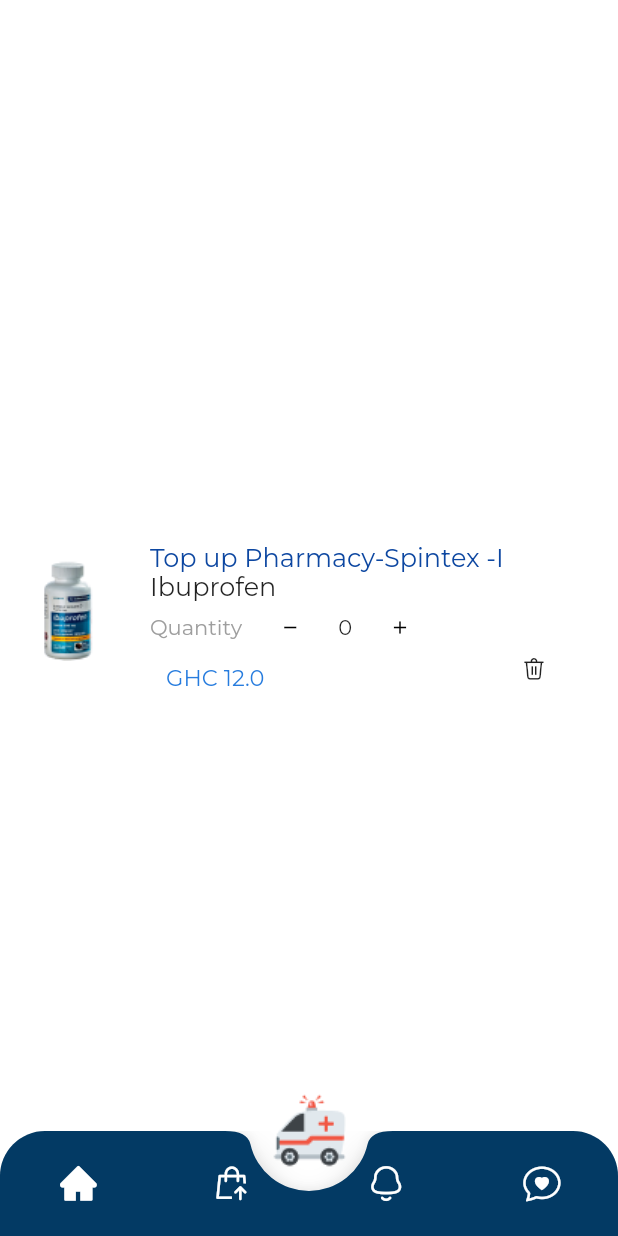
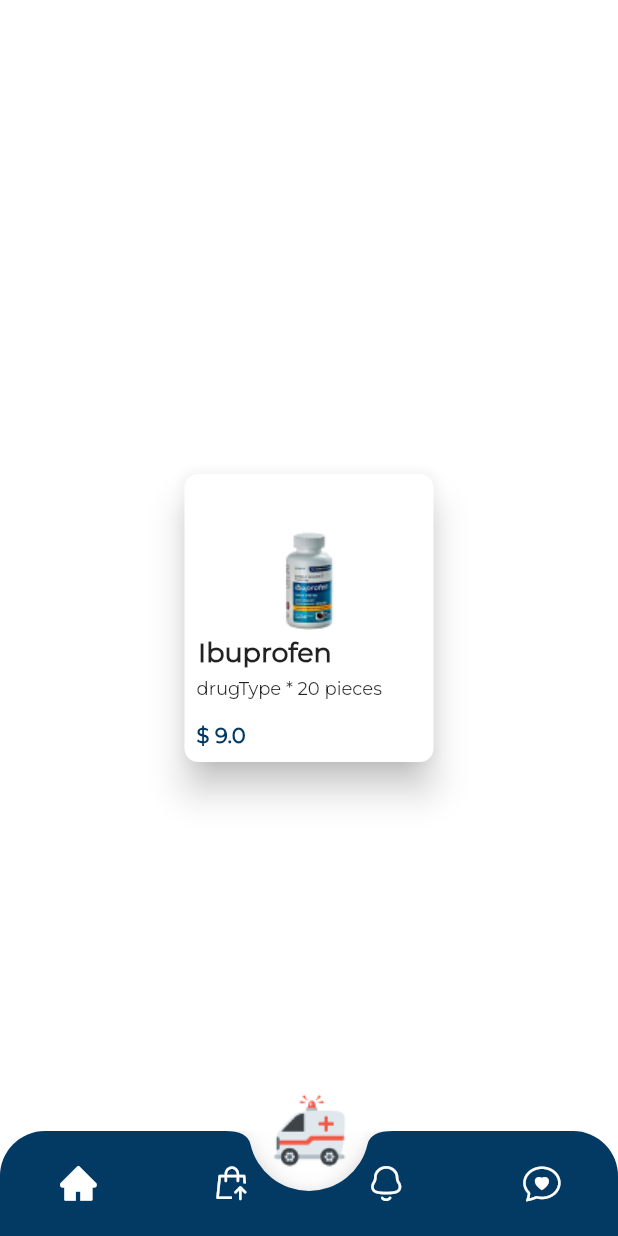
Before and after one commit to akuetteh51/ecentials, a Flutter app: the TestWidgetsScreen widget shown alone on an empty page, opened directly, on a phone screen of 412 x 824 dp. Run offline on Flutter 3.47's test engine with Material 2 defaults, Android fonts, the phone set to English and light mode, and no system bars; our stand-ins replace animated_splash_screen, flutter_neumorphic, get, shared_preferences, smooth_page_indicator; accounts and stored records are empty.

Commit message:
drug card issues fixed

```diff
--- a/lib/src/Widgets/doctorCard.dart
+++ b/lib/src/Widgets/doctorCard.dart
@@ -25,7 +25,7 @@
         shape: RoundedRectangleBorder(
           borderRadius: BorderRadius.circular(10.0),
         ),
-        color: AppColors.primaryBlueColor,
+        color: AppColors.primaryDeepColor,
         child: Center(
           child: Column(
             children: [
@@ -73,8 +73,8 @@
                         shape: MaterialStateProperty.all(
                           RoundedRectangleBorder(
                             borderRadius: BorderRadius.circular(10.0),
-                            side:
-                                BorderSide(color: AppColors.primaryGreenColor),
+                            // side:
+                            //     BorderSide(color: AppColors.primaryGreenColor),
                           ),
                         ),
                       ),
--- a/lib/src/Widgets/drugCard.dart
+++ b/lib/src/Widgets/drugCard.dart
@@ -19,13 +19,15 @@
   @override
   Widget build(BuildContext context) {
     return SizedBox(
-      height: 191.0,
+      height: 200.0,
       width: 174.0,
       child: Card(
         shape: RoundedRectangleBorder(
-          borderRadius: BorderRadius.circular(8.0),
+          borderRadius: BorderRadius.circular(9.0),
         ),
         elevation: 10,
+        child: Padding(
+          padding: EdgeInsets.all(8),
           child: Column(
             children: [
               SizedBox(
@@ -42,34 +44,44 @@
                 children: [
                   Padding(
                     padding: const EdgeInsets.fromLTRB(1, 4, 20, 0),
+                    child: Align(
+                      alignment: Alignment.centerLeft,
                       child: Text(
                         "$drugName",
-                    style: TextStyle(fontSize: 18, fontWeight: FontWeight.bold),
+                        style: TextStyle(
+                            fontSize: 18, fontWeight: FontWeight.bold),
+                      ),
                     ),
                   ),
                   Padding(
                     padding: const EdgeInsets.only(top: 5),
+                    child: Align(
+                      alignment: Alignment.centerLeft,
                       child: Text(
                         "$drugType * $quantity pieces",
                         style: TextStyle(fontSize: 12),
                       ),
                     ),
+                  ),
                   SizedBox(
                     height: 15.0,
                   ),
-                Text(
+                  Align(
+                    alignment: Alignment.centerLeft,
+                    child: Text(
                       "\$ $price",
                       style: TextStyle(
                           fontSize: 14,
                           color: AppColors.primaryDeepColor,
                           fontWeight: FontWeight.bold),
-                  textAlign: TextAlign.end,
+                    ),
                   )
                 ],
               ),
             ],
           ),
         ),
+      ),
     );
   }
 }
--- a/lib/src/screens/test_widgets_screen.dart
+++ b/lib/src/screens/test_widgets_screen.dart
@@ -2,6 +2,8 @@
 import 'package:ecentialsclone/src/Widgets/ambulanceList.dart';
 import 'package:ecentialsclone/src/Widgets/bottomNavBar.dart';
 import 'package:ecentialsclone/src/Widgets/cartCard.dart';
+import 'package:ecentialsclone/src/Widgets/doctorCard.dart';
+import 'package:ecentialsclone/src/Widgets/drugCard.dart';
 import 'package:ecentialsclone/src/Widgets/infoCard.dart';
 import 'package:ecentialsclone/src/Widgets/schoolsAttendedCard.dart';
 import 'package:flutter/material.dart';
@@ -18,12 +20,11 @@
   Widget build(BuildContext context) {
     return BottomNavBar(
       body: Center(
-        child: cartCard(
-            pharmacyName: "Top up Pharmacy-Spintex",
-            location: "I",
-            drugName: "Ibuprofen",
-            price: 12),
-      ),
+          child: drug(
+              drugName: "Ibuprofen",
+              drugType: "drugType",
+              quantity: 20,
+              price: 09)),
     );
   }
 }
```
Lines whose indentation alone changed are shown as unchanged.
